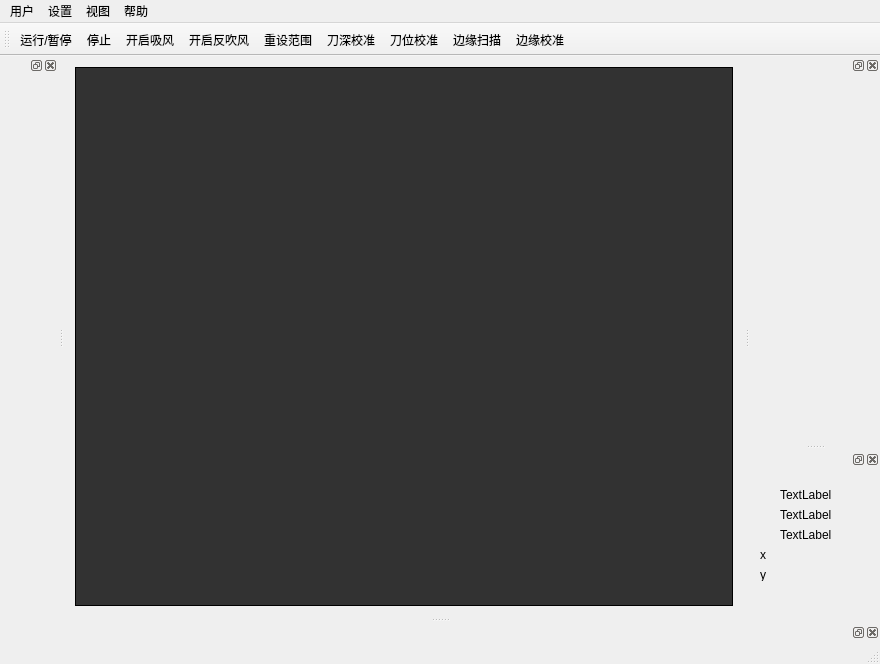
This is windowcutting.ui in stonefjd/Cutting as Qt 5 draws it before an edit. The edited form follows.
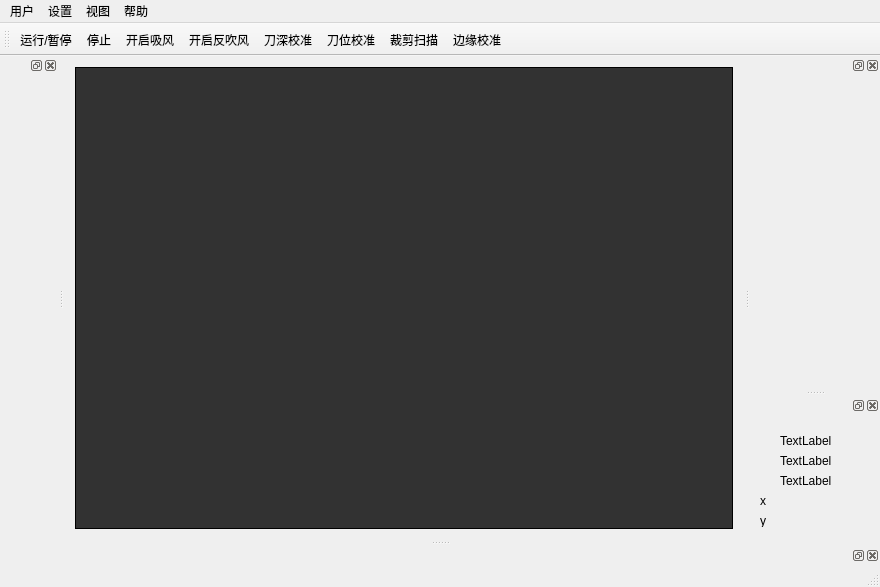
This is the edited form.

What changed in the file:
```diff
--- a/windowcutting.ui
+++ b/windowcutting.ui
@@ -7,7 +7,7 @@
     <x>0</x>
     <y>0</y>
     <width>880</width>
-    <height>664</height>
+    <height>587</height>
    </rect>
   </property>
   <property name="windowTitle">
@@ -48,11 +48,10 @@
    <addaction name="actionStop"/>
    <addaction name="actionWindIn"/>
    <addaction name="actionWindOut"/>
-   <addaction name="actionResetRange"/>
-   <addaction name="actionToolDeepCalibration"/>
-   <addaction name="actionToolPositionCalibration"/>
-   <addaction name="actionEdgeScan"/>
-   <addaction name="actionResize"/>
+   <addaction name="actionToolDeepCalib"/>
+   <addaction name="actionToolPosCalib"/>
+   <addaction name="actionRangeScan"/>
+   <addaction name="actionBoundaryResize"/>
   </widget>
   <widget class="QStatusBar" name="statusBar"/>
   <widget class="QDockWidget" name="dockWgtCtrl">
@@ -285,17 +284,20 @@
     <string>机械回零</string>
    </property>
   </action>
-  <action name="actionEdgeScan">
+  <action name="actionRangeScan">
    <property name="text">
-    <string>边缘扫描</string>
+    <string>裁剪扫描</string>
+   </property>
+   <property name="toolTip">
+    <string>裁剪扫描</string>
    </property>
   </action>
-  <action name="actionToolDeepCalibration">
+  <action name="actionToolDeepCalib">
    <property name="text">
     <string>刀深校准</string>
    </property>
   </action>
-  <action name="actionToolPositionCalibration">
+  <action name="actionToolPosCalib">
    <property name="text">
     <string>刀位校准</string>
    </property>
@@ -340,7 +342,7 @@
     <string>导出</string>
    </property>
   </action>
-  <action name="actionResetRange">
+  <action name="actionRangeReset">
    <property name="text">
     <string>重设范围</string>
    </property>
@@ -396,7 +398,7 @@
     <string>切割列表操作栏</string>
    </property>
   </action>
-  <action name="actionResize">
+  <action name="actionBoundaryResize">
    <property name="text">
     <string>边缘校准</string>
    </property>
```
Left out of the diff: 7 changed lines with no effect on the pictures.
